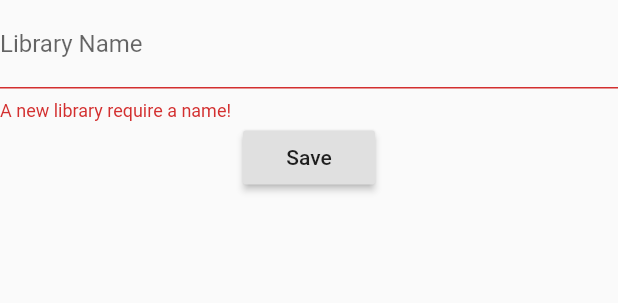
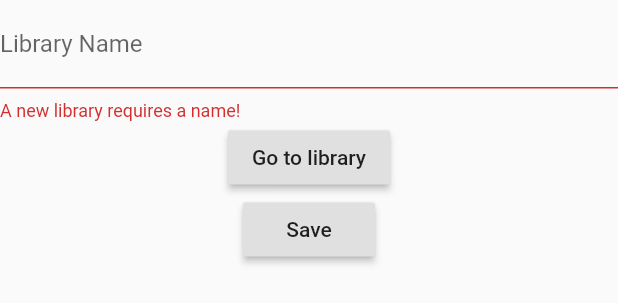
Before and after one commit to contygm/biblioFiles, a Flutter app: the AddLibrary widget shown alone on an empty page, opened directly, after a tap on "Save", on a phone screen of 412 x 824 dp. Shown: the top 303 px of the screen. Run offline on Flutter 3.47's test engine with Material 2 defaults, Android fonts, the phone set to English and light mode, and no system bars; our stand-ins replace cloud_functions, firebase_auth, font_awesome_flutter, google_sign_in, rxdart; missing offline and left inert: barcode_scan; accounts and stored records are empty; network calls fail.

Commit message:
add library loading properly

```diff
--- a/lib/screens/add_library_screen.dart
+++ b/lib/screens/add_library_screen.dart
@@ -23,6 +23,7 @@ class _AddLibraryState extends State<AddLibrary> {
     final user = await auth.currentUser();
     uid = user.uid;
   }
+
   initState() {
     getUserId();
   }
@@ -38,17 +39,24 @@ class _AddLibraryState extends State<AddLibrary> {
               decoration: const InputDecoration(labelText: 'Library Name'),
               validator: (value) {
                 if (value.isEmpty) {
-                  return 'A new library require a name!';
+                  return 'A new library requires a name!';
                 }
                 name = value;
                 return null;
               }),
           RaisedButton(
+              onPressed: () {
+                Navigator.pushNamed(context, 'libraries');
+              },
+              child: Text('Go to library')),
+          RaisedButton(
               onPressed: () async {
                 if (_key.currentState.validate()) {
                   //submit info to db and navigate to libraries
-                  callCreateLibrary(name, uid);
-                  await Navigator.pushNamed(context, 'libraries');
+                  await callCreateLibrary(name, uid);
+                  final message =
+                      SnackBar(content: Text('Library has been added!'));
+                  Scaffold.of(context).showSnackBar(message);
                 }
               },
               child: Text('Save'))
--- a/lib/screens/libraries_screen.dart
+++ b/lib/screens/libraries_screen.dart
@@ -82,10 +82,11 @@ class _LoadLibraryState extends State<LoadLibrary> {
                     child: Text('View')),
                 RaisedButton(
                     onPressed: () async {
+
                       await callDeleteLibrary(selectedLibrary.id);
                       Navigator.pushNamed(
                         context,
-                        'libraries',
+                        'libraries'
                       );
 
                       setState(() {});
@@ -96,6 +97,8 @@ class _LoadLibraryState extends State<LoadLibrary> {
                 child: Text('Create Library'),
                 onPressed: () {
                   Navigator.pushNamed(context, 'addLibrary');
+                  setState(() {});
+
                 },
               ),
             ],
@@ -107,8 +110,10 @@ class _LoadLibraryState extends State<LoadLibrary> {
           child: Column(
         children: [
           RaisedButton(
+
               child: Text('Create Library'),
               onPressed: () {
+                lookLibrary = false;
                 Navigator.pushNamed(context, 'addLibrary');
               })
         ],
```
